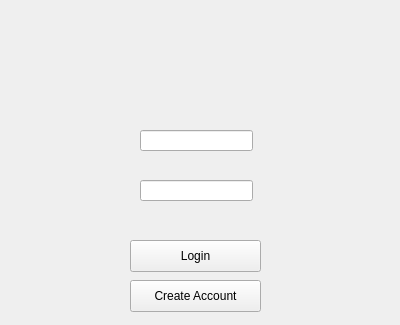
This is StudyGroupFormer/LoginWindow.ui in vu035/StudyGroupApp as Qt 5 draws it before an edit; both pictures show x 0 to 400 and y 0 to 325 of the 400 by 600 pixel window. The edited form follows.
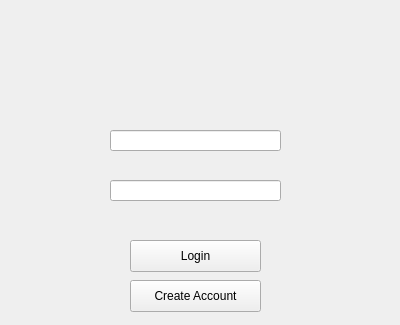
This is the edited form.

```diff
--- a/StudyGroupFormer/LoginWindow.ui
+++ b/StudyGroupFormer/LoginWindow.ui
@@ -23,9 +23,9 @@
    <widget class="QLineEdit" name="lineEdit">
     <property name="geometry">
      <rect>
-      <x>140</x>
+      <x>110</x>
       <y>130</y>
-      <width>113</width>
+      <width>171</width>
       <height>21</height>
      </rect>
     </property>
@@ -36,9 +36,9 @@
    <widget class="QLineEdit" name="lineEdit_2">
     <property name="geometry">
      <rect>
-      <x>140</x>
+      <x>110</x>
       <y>180</y>
-      <width>113</width>
+      <width>171</width>
       <height>21</height>
      </rect>
     </property>
```
Left out of the diff: 14 changed lines with no effect on the pictures.
